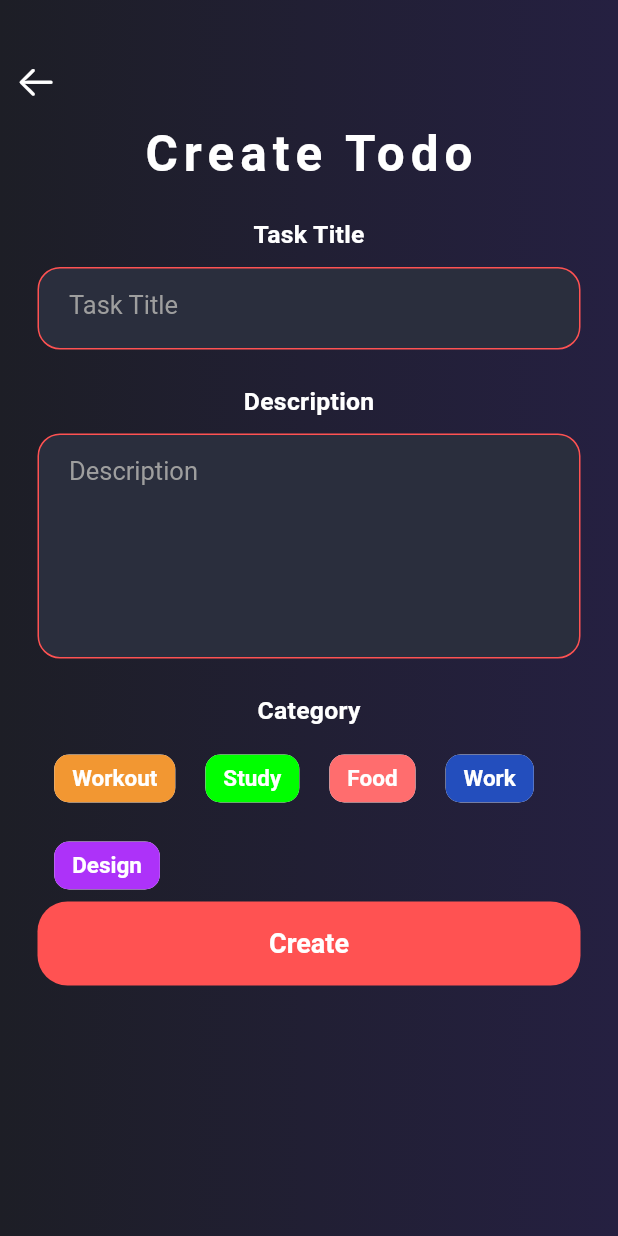
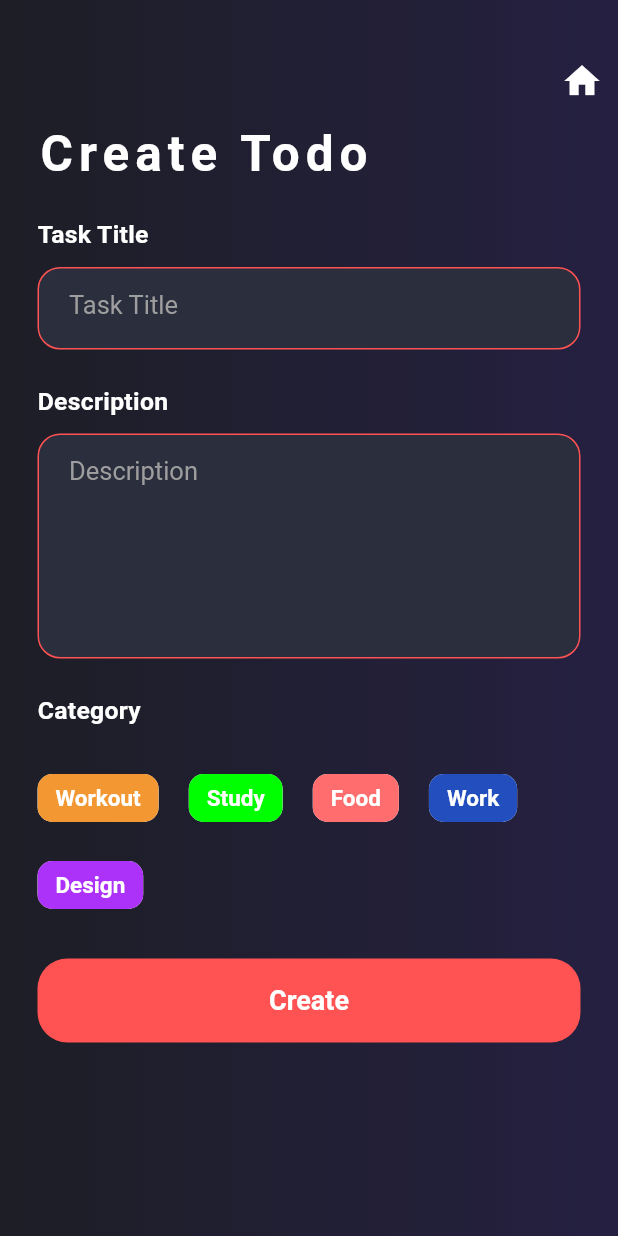
Before and after one commit to CPAD4Y2023/CPAD4Y2023Team08, a Flutter app: the AddTodoPage screen opened directly, on a phone screen of 412 x 824 dp. Run offline on Flutter 3.47's test engine with Material 2 defaults, Android fonts, the light colour scheme and no system bars; our stand-ins replace firebase_auth, firebase_core, otp_text_field; accounts and stored records are empty.

Commit message:
added to-do page

```diff
--- a/Do-it-now/lib/pages/AddTodo.dart
+++ b/Do-it-now/lib/pages/AddTodo.dart
@@ -22,7 +22,7 @@ class _AddTodoPageState extends State<AddTodoPage> {
         ),
         child: SingleChildScrollView(
           child: Column(
-            crossAxisAlignment: CrossAxisAlignment.start,
+            crossAxisAlignment: CrossAxisAlignment.end,
             children: [
               SizedBox(
                 height: 30,
@@ -30,7 +30,7 @@ class _AddTodoPageState extends State<AddTodoPage> {
               IconButton(
                 onPressed: () {},
                 icon: Icon(
-                  CupertinoIcons.arrow_left,
+                  Icons.home,
                   color: Colors.white,
                   size: 28,
                 ),
@@ -39,6 +39,7 @@ class _AddTodoPageState extends State<AddTodoPage> {
                 padding:
                     const EdgeInsets.symmetric(horizontal: 25, vertical: 5),
                 child: Column(
+                  crossAxisAlignment: CrossAxisAlignment.start,
                   children: [
                     Text(
                       "Create Todo",
@@ -69,7 +70,7 @@ class _AddTodoPageState extends State<AddTodoPage> {
                     ),
                     label("Category"),
                     SizedBox(
-                      height: 12,
+                      height: 25,
                     ),
                     Wrap(
                       runSpacing: 10,
@@ -95,6 +96,7 @@ class _AddTodoPageState extends State<AddTodoPage> {
                     ),
                     SizedBox(
                       width: 50,
+                      height: 25,
                     ),
                     button(),
                   ],
--- a/Do-it-now/lib/pages/TodoCard.dart
+++ b/Do-it-now/lib/pages/TodoCard.dart
@@ -25,6 +25,7 @@ class TodoCard extends StatelessWidget {
     return Container(
       width: MediaQuery.of(context).size.width,
       child: Row(
+        mainAxisAlignment: MainAxisAlignment.center,
         children: [
           Theme(
             child: Transform.scale(
```
Also changed, not shown: Do-it-now/lib/pages/HomePage.dart (+2 -10 lines), 1 other file.
